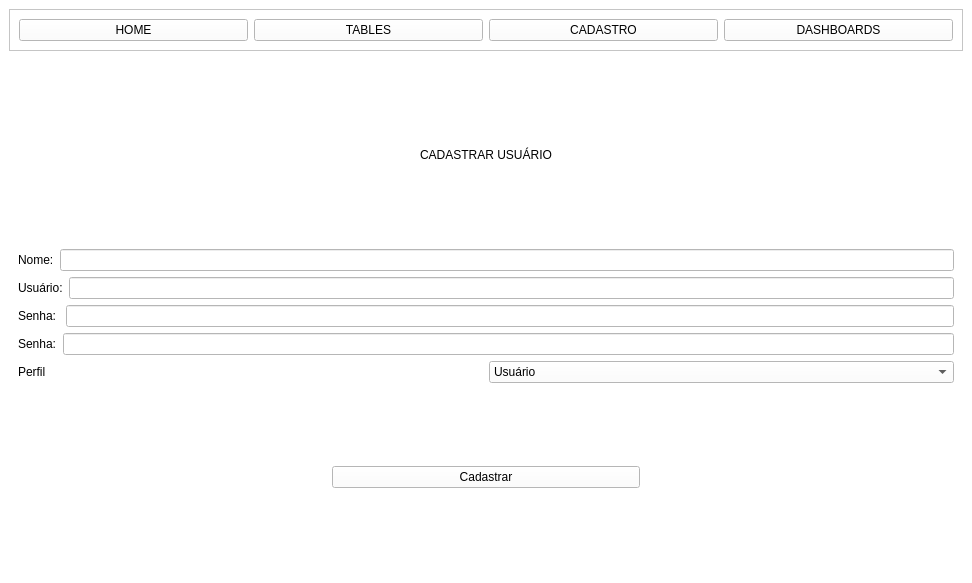
g-celente/PORTFOLIO-GUILHERME, file Estoque/pgs/main2.ui: the form before one commit.
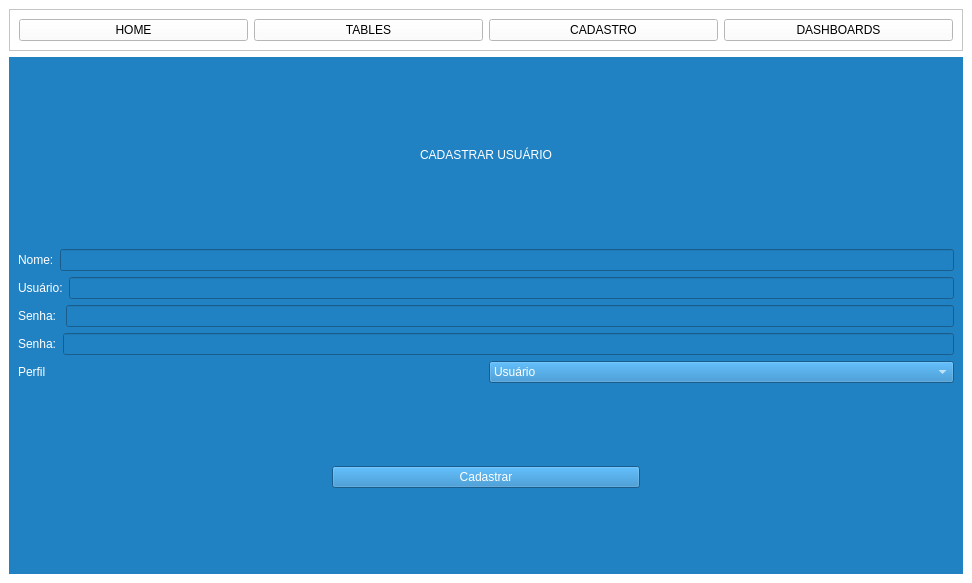
The form after the commit. The open tabs and pages were chosen to show the change.

```diff
--- a/Estoque/pgs/main2.ui
+++ b/Estoque/pgs/main2.ui
@@ -76,6 +76,9 @@
     </item>
     <item row="1" column="0">
      <widget class="QStackedWidget" name="Pages">
+      <property name="styleSheet">
+       <string notr="true">background-color: rgb(33, 130, 195);</string>
+      </property>
       <property name="currentIndex">
        <number>3</number>
       </property>
@@ -248,6 +251,9 @@
        <layout class="QVBoxLayout" name="verticalLayout_2">
         <item>
          <widget class="QLabel" name="label_4">
+          <property name="styleSheet">
+           <string notr="true">color: rgb(255, 255, 255);</string>
+          </property>
           <property name="text">
            <string>CADASTRAR USUÁRIO</string>
           </property>
@@ -260,6 +266,9 @@
          <layout class="QHBoxLayout" name="horizontalLayout_8">
           <item>
            <widget class="QLabel" name="label_5">
+            <property name="styleSheet">
+             <string notr="true">color: rgb(255, 255, 255);</string>
+            </property>
             <property name="text">
              <string>Nome:</string>
             </property>
@@ -274,6 +283,9 @@
          <layout class="QHBoxLayout" name="horizontalLayout_7">
           <item>
            <widget class="QLabel" name="label_6">
+            <property name="styleSheet">
+             <string notr="true">color: rgb(255, 255, 255);</string>
+            </property>
             <property name="text">
              <string>Usuário:</string>
             </property>
@@ -288,6 +300,9 @@
          <layout class="QHBoxLayout" name="horizontalLayout_6">
           <item>
            <widget class="QLabel" name="label_7">
+            <property name="styleSheet">
+             <string notr="true">color: rgb(255, 255, 255);</string>
+            </property>
             <property name="text">
              <string>Senha: </string>
             </property>
@@ -302,6 +317,9 @@
          <layout class="QHBoxLayout" name="horizontalLayout_5">
           <item>
            <widget class="QLabel" name="label_8">
+            <property name="styleSheet">
+             <string notr="true">color: rgb(255, 255, 255);</string>
+            </property>
             <property name="text">
              <string>Senha:</string>
             </property>
@@ -316,6 +334,9 @@
          <layout class="QHBoxLayout" name="horizontalLayout_9">
           <item>
            <widget class="QLabel" name="label_9">
+            <property name="styleSheet">
+             <string notr="true">color: rgb(255, 255, 255);</string>
+            </property>
             <property name="text">
              <string>Perfil</string>
             </property>
@@ -323,6 +344,9 @@
           </item>
           <item>
            <widget class="QComboBox" name="cb_perfil">
+            <property name="styleSheet">
+             <string notr="true">color: rgb(255, 255, 255);</string>
+            </property>
             <item>
              <property name="text">
               <string>Usuário</string>
@@ -348,6 +372,9 @@
           </item>
           <item>
            <widget class="QPushButton" name="btn_cadastro">
+            <property name="styleSheet">
+             <string notr="true">color: rgb(255, 255, 255);</string>
+            </property>
             <property name="text">
              <string>Cadastrar</string>
             </property>
```
Left out of the diff: 32 changed lines with no effect on the pictures.
